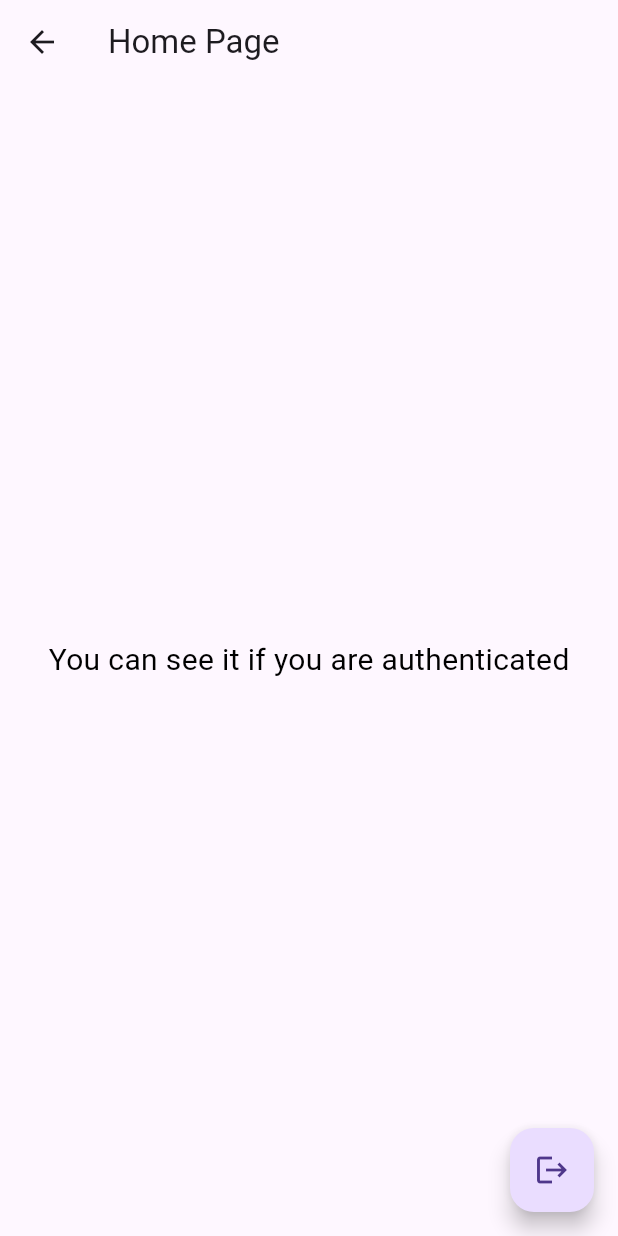
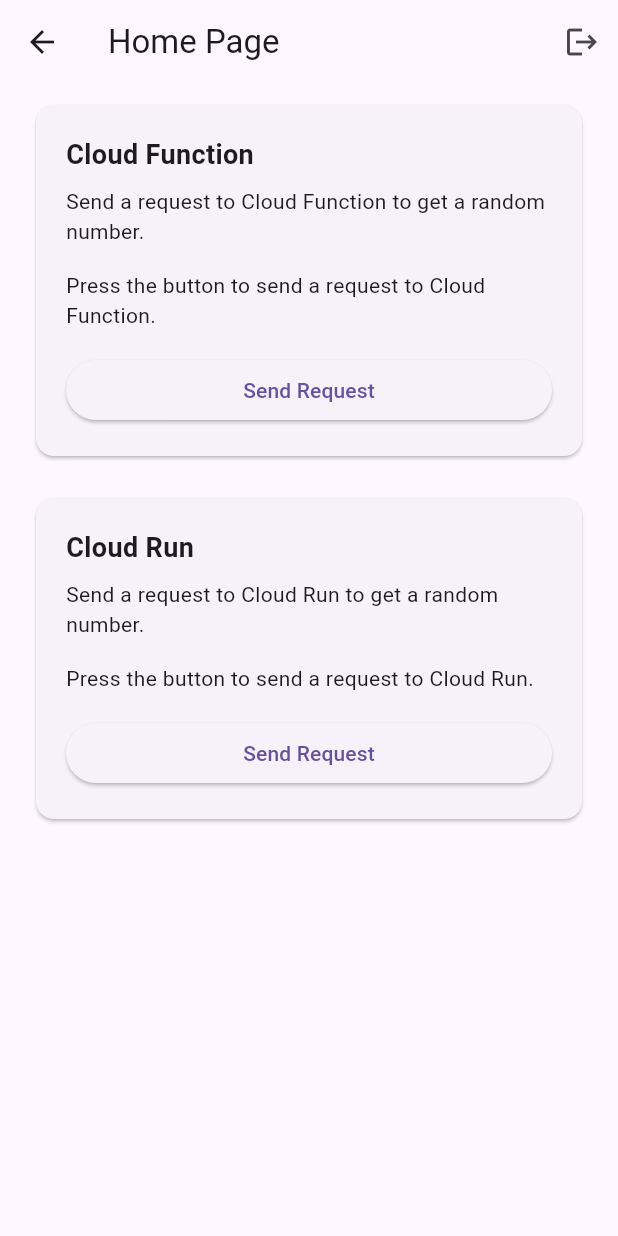
Before and after one commit to rataysh/clean_architecture, a Flutter app: the HomeScreen screen opened by its route, on a phone screen of 412 x 824 dp. Run offline on Flutter 3.47's test engine with Material 3 defaults, Android fonts, the phone set to English and light mode, and no system bars; our stand-ins replace dio, shared_preferences; accounts and stored records are empty.

Commit message:
add random_number realisation

```diff
--- a/lib/data/repositories/random_number/random_number_repository_impl.dart
+++ b/lib/data/repositories/random_number/random_number_repository_impl.dart
@@ -12,7 +12,9 @@
   Future<RandomNumberModel> getRandomNumberFromCloudFunction() async {
     try {
       final response = await _apiService.getRandomNumberFromCloudFunction();
-      return RandomNumberModel.fromJson(response.data);
+      // First aproach
+      final Map<String, dynamic> data = {'randomValue': response.data};
+      return RandomNumberModel.fromJson(data);
     } on DioException catch (e) {
       throw Exception(e.message);
     }
@@ -22,7 +24,8 @@
   Future<RandomNumberModel> getRandomNumberFromCloudRun() async {
     try {
       final response = await _apiService.getRandomNumberFromCloudRun();
-      return RandomNumberModel.fromJson(response.data);
+      // Second aproach
+      return RandomNumberModel.fromString(response.data);
     } on DioException catch (e) {
       throw Exception(e.message);
     }
--- a/lib/domain/models/random_number_model.dart
+++ b/lib/domain/models/random_number_model.dart
@@ -9,6 +9,10 @@
     );
   }
 
+  factory RandomNumberModel.fromString(String value) {
+    return RandomNumberModel(randomValue: value);
+  }
+
   Map<String, dynamic> toJson() {
     return {
       'randomValue': randomValue,
--- a/lib/ui/home/view_models/home_view_model.dart
+++ b/lib/ui/home/view_models/home_view_model.dart
@@ -1,13 +1,58 @@
 import 'package:auth_test_task/domain/use_cases/auth/user_case_logout.dart';
+import 'package:auth_test_task/domain/use_cases/random_number/use_case_random_number.dart';
 import 'package:flutter/foundation.dart';
 
 class HomeViewModel extends ChangeNotifier {
   final UseCaseLogout _useCaseLogout;
+  final UseCaseRandomNumber _useCaseRandomNumber;
 
-  HomeViewModel(this._useCaseLogout);
+  HomeViewModel(this._useCaseLogout, this._useCaseRandomNumber);
+
+  // States for Cloud Function
+  String _cloudFunctionMessage =
+      'Press the button to send a request to Cloud Function.';
+  String get cloudFunctionMessage => _cloudFunctionMessage;
+  bool _isLoadingCloudFunction = false;
+  bool get isLoadingCloudFunction => _isLoadingCloudFunction;
+
+  // States for Cloud Run
+  String _cloudRunMessage = 'Press the button to send a request to Cloud Run.';
+  String get cloudRunMessage => _cloudRunMessage;
+  bool _isLoadingCloudRun = false;
+  bool get isLoadingCloudRun => _isLoadingCloudRun;
 
   Future<void> logout() async {
     await _useCaseLogout.execute();
     notifyListeners();
   }
+
+  Future<void> fetchRandomNumberFromCloudFunction() async {
+    _isLoadingCloudFunction = true;
+    notifyListeners();
+    try {
+      final randomNumber =
+          await _useCaseRandomNumber.executeFromCloudFunction();
+      _cloudFunctionMessage =
+          'Result from Cloud Function: ${randomNumber.randomValue}';
+    } catch (e) {
+      _cloudFunctionMessage = 'Error fetching from Cloud Function: $e';
+    } finally {
+      _isLoadingCloudFunction = false;
+      notifyListeners();
+    }
+  }
+
+  Future<void> fetchRandomNumberFromCloudRun() async {
+    _isLoadingCloudRun = true;
+    notifyListeners();
+    try {
+      final randomNumber = await _useCaseRandomNumber.executeFromCloudRun();
+      _cloudRunMessage = 'Result from Cloud Run: ${randomNumber.randomValue}';
+    } catch (e) {
+      _cloudRunMessage = 'Error fetching from Cloud Run: $e';
+    } finally {
+      _isLoadingCloudRun = false;
+      notifyListeners();
+    }
+  }
 }
--- /dev/null
+++ b/lib/ui/home/widgets/api_section_widget.dart
@@ -0,0 +1,56 @@
+// lib/ui/home/widgets/api_section_widget.dart
+
+import 'package:flutter/material.dart';
+
+class ApiSectionWidget extends StatelessWidget {
+  final String title;
+  final String description;
+  final String message;
+  final bool isLoading;
+  final VoidCallback onPressed;
+
+  const ApiSectionWidget({
+    Key? key,
+    required this.title,
+    required this.description,
+    required this.message,
+    required this.isLoading,
+    required this.onPressed,
+  }) : super(key: key);
+
+  @override
+  Widget build(BuildContext context) {
+    return Padding(
+      padding: const EdgeInsets.symmetric(horizontal: 20, vertical: 10),
+      child: Card(
+        child: Padding(
+          padding: const EdgeInsets.all(20),
+          child: Column(
+            crossAxisAlignment: CrossAxisAlignment.start,
+            children: [
+              Text(
+                title,
+                style:
+                    const TextStyle(fontSize: 18, fontWeight: FontWeight.bold),
+              ),
+              const SizedBox(height: 8),
+              Text(description),
+              const SizedBox(height: 16),
+              isLoading
+                  ? const Center(child: CircularProgressIndicator())
+                  : Text(message),
+              const SizedBox(height: 16),
+              SizedBox(
+                width: double.infinity,
+                child: ElevatedButton(
+                  onPressed: isLoading ? null : onPressed,
+                  child: const Text('Send Request'),
+                ),
+              ),
+            ],
+          ),
+        ),
+      ),
+    );
+  }
+}
--- a/lib/ui/home/widgets/home_screen.dart
+++ b/lib/ui/home/widgets/home_screen.dart
@@ -1,7 +1,11 @@
+import 'package:auth_test_task/data/data_source/remote/random_number_api_service.dart';
+import 'package:auth_test_task/data/repositories/random_number/random_number_repository_impl.dart';
+import 'package:auth_test_task/domain/use_cases/random_number/use_case_random_number.dart';
 import 'package:auth_test_task/routing/navigation/navigation_service.dart';
 import 'package:auth_test_task/ui/home/view_models/home_view_model.dart';
 import 'package:auth_test_task/data/repositories/auth/auth_repository_impl.dart';
 import 'package:auth_test_task/domain/use_cases/auth/user_case_logout.dart';
+import 'package:auth_test_task/ui/home/widgets/api_section_widget.dart';
 import 'package:flutter/material.dart';
 
 class HomeScreen extends StatefulWidget {
@@ -21,10 +25,23 @@
   @override
   void initState() {
     super.initState();
+
     final authRepository = AuthRepositoryImpl();
     final useCaseLogout = UseCaseLogout(authRepository);
-    _viewModel = HomeViewModel(useCaseLogout);
+
+    final randomNumberApiService = RandomNumberApiService();
+    final randomNumberRepository =
+        RandomNumberRepositoryImpl(randomNumberApiService);
+    final useCaseRandomNumber = UseCaseRandomNumber(randomNumberRepository);
+
+    _viewModel = HomeViewModel(useCaseLogout, useCaseRandomNumber);
     _viewModel.addListener(_onViewModelChanged);
+  }
+
+  @override
+  void dispose() {
+    _viewModel.removeListener(_onViewModelChanged);
+    super.dispose();
   }
 
   @override
@@ -32,22 +49,43 @@
     return Scaffold(
       appBar: AppBar(
         title: Text('Home Page'),
+        actions: [
+          IconButton(
+            icon: const Icon(Icons.logout),
+            onPressed: () async {
+              await _viewModel.logout();
+              NavigationService.replaceTo('/login');
+            },
+            tooltip: 'Logout',
+          ),
+        ],
       ),
-      body: Center(
-        child: Text(
-          'You can see it if you are authenticated',
-          style: TextStyle(
-            fontSize: 20,
-            color: Colors.black,
-          ),
+      body: SingleChildScrollView(
+        child: Column(
+          children: [
+            ApiSectionWidget(
+              title: 'Cloud Function',
+              description:
+                  'Send a request to Cloud Function to get a random number.',
+              message: _viewModel.cloudFunctionMessage,
+              isLoading: _viewModel.isLoadingCloudFunction,
+              onPressed: () async {
+                await _viewModel.fetchRandomNumberFromCloudFunction();
+              },
+            ),
+            ApiSectionWidget(
+              title: 'Cloud Run',
+              description:
+                  'Send a request to Cloud Run to get a random number.',
+              message: _viewModel.cloudRunMessage,
+              isLoading: _viewModel.isLoadingCloudRun,
+              onPressed: () async {
+                await _viewModel.fetchRandomNumberFromCloudRun();
+              },
+            ),
+          ],
         ),
       ),
-      floatingActionButton: FloatingActionButton(
-          onPressed: () async {
-            await _viewModel.logout();
-            NavigationService.replaceTo('/login');
-          },
-          child: const Icon(Icons.logout)),
     );
   }
 }
```
